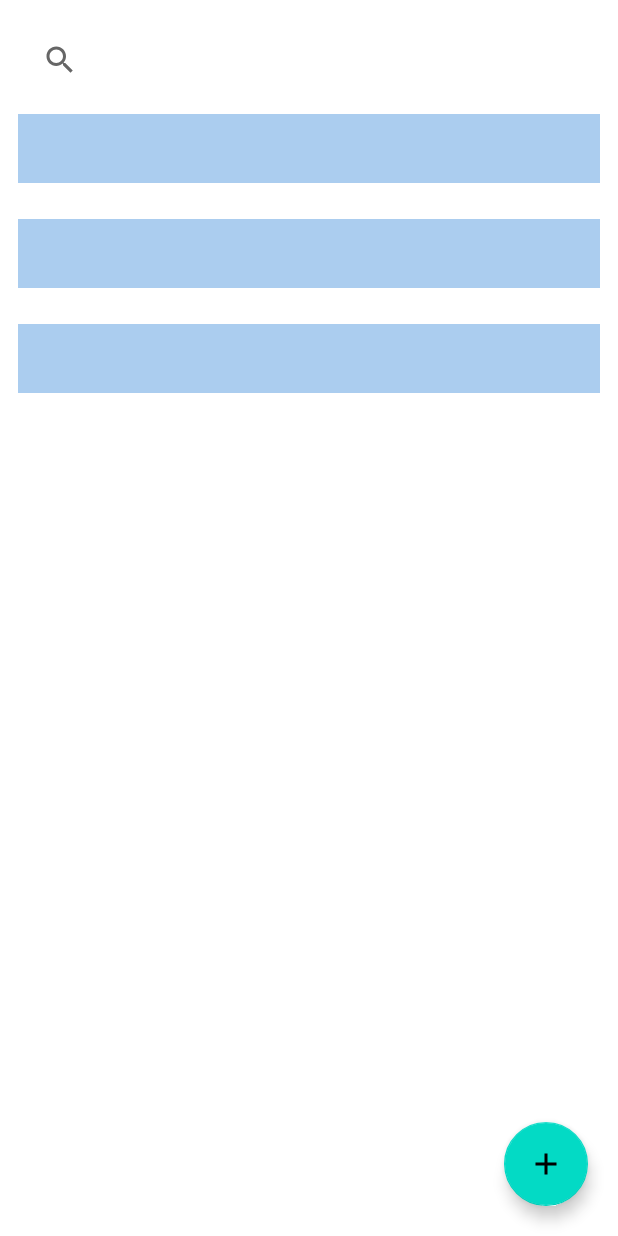
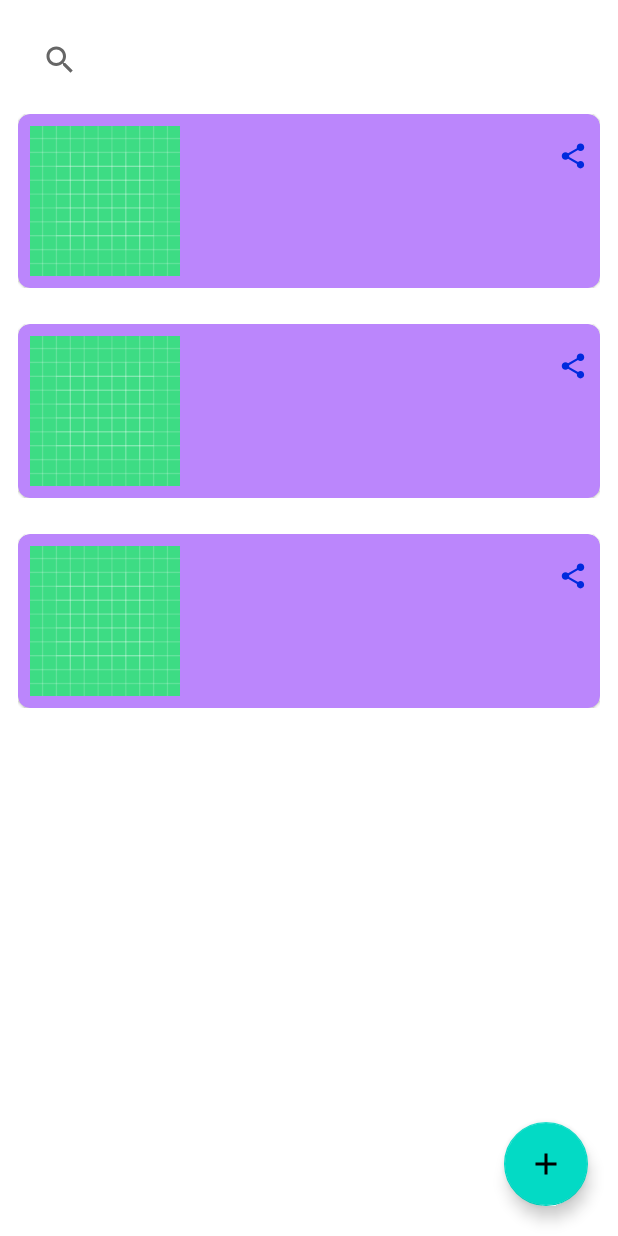
Before and after one commit to umeshtaneja/Notes_MVVM, an Android app: the layout activity_notes_listing.xml on its own in the app's theme, with its tools: preview values and no code run, on a phone screen of 412 x 824 dp. Run offline under Robolectric (Android 15) with nearby library versions, the phone set to English and light mode, and no system bars.

Commit message:
add share functionality

```diff
--- a/app/src/main/java/com/example/notes/database/Note.kt
+++ b/app/src/main/java/com/example/notes/database/Note.kt
@@ -1,14 +1,13 @@
 package com.example.notes.database
 
-import android.net.Uri
 import androidx.room.ColumnInfo
 import androidx.room.Entity
 import androidx.room.PrimaryKey
 
 @Entity(tableName = "my_Notes_table")
-class Note4(@ColumnInfo(name = "notes_title") val title: String,
+class Note(@ColumnInfo(name = "notes_title") val title: String,
            @ColumnInfo(name = "notes_content") val content: String,
-           @ColumnInfo(name = "notes_image_uri") val img_uri: Uri?
+           @ColumnInfo(name = "notes_image_uri") val img_uri: String?
 ){
     @PrimaryKey(autoGenerate = true) var id : Int = 0
 }
--- a/app/src/main/java/com/example/notes/database/NotesDao.kt
+++ b/app/src/main/java/com/example/notes/database/NotesDao.kt
@@ -9,7 +9,10 @@ interface NotesDao {
     @Insert(onConflict = OnConflictStrategy.IGNORE)
     suspend fun insertNote(note: Note)
 
-    @Query("Select * from my_Notes_table order by id ASC")
+    @Query("Select * from my_Notes_table order by id DESC")
     fun getNotes() : LiveData<List<Note>>
 
+    @Query("SELECT * FROM my_Notes_table WHERE notes_title LIKE :searchQuery OR notes_content LIKE :searchQuery order by id DESC")
+    fun searchNotes(searchQuery: String) : LiveData<List<Note>>
+
 }
--- a/app/src/main/java/com/example/notes/database/NotesDatabase.kt
+++ b/app/src/main/java/com/example/notes/database/NotesDatabase.kt
@@ -15,11 +15,14 @@ abstract class NotesDatabase : RoomDatabase() {
         @Volatile
         private var INSTANCE : NotesDatabase? = null
 
+        /**
+         * method is used to provide single instance of Room DB.
+         */
         fun getInstance(context: Context):NotesDatabase{
             return INSTANCE ?: synchronized(this){
                 val instance = Room.databaseBuilder(context.applicationContext,
                                 NotesDatabase :: class.java,
-                                "Nntes_Database").
+                                "Notes_Database").
                                 build()
                 INSTANCE = instance
                 instance
--- a/app/src/main/java/com/example/notes/vm/NotesViewModel.kt
+++ b/app/src/main/java/com/example/notes/vm/NotesViewModel.kt
@@ -26,4 +26,8 @@ class NotesViewModel(application: Application) : AndroidViewModel(application) {
         noteRepo.insertNote(note)
     }
 
+    fun searchNotes(searchQuery: String) : LiveData<List<Note>>{
+       return noteRepo.searchNote(searchQuery)
+    }
+
 }
--- /dev/null
+++ b/app/src/main/res/drawable/iv_share.xml
@@ -0,0 +1,5 @@
+<vector android:height="24dp" android:tint="#002ADD"
+    android:viewportHeight="24" android:viewportWidth="24"
+    android:width="24dp" xmlns:android="http://schemas.android.com/apk/res/android">
+    <path android:fillColor="@android:color/white" android:pathData="M18,16.08c-0.76,0 -1.44,0.3 -1.96,0.77L8.91,12.7c0.05,-0.23 0.09,-0.46 0.09,-0.7s-0.04,-0.47 -0.09,-0.7l7.05,-4.11c0.54,0.5 1.25,0.81 2.04,0.81 1.66,0 3,-1.34 3,-3s-1.34,-3 -3,-3 -3,1.34 -3,3c0,0.24 0.04,0.47 0.09,0.7L8.04,9.81C7.5,9.31 6.79,9 6,9c-1.66,0 -3,1.34 -3,3s1.34,3 3,3c0.79,0 1.5,-0.31 2.04,-0.81l7.12,4.16c-0.05,0.21 -0.08,0.43 -0.08,0.65 0,1.61 1.31,2.92 2.92,2.92 1.61,0 2.92,-1.31 2.92,-2.92s-1.31,-2.92 -2.92,-2.92z"/>
+</vector>
--- a/app/src/main/res/layout/activity_add_note.xml
+++ b/app/src/main/res/layout/activity_add_note.xml
@@ -64,7 +64,7 @@
         android:layout_height="wrap_content"
         app:layout_constraintBottom_toBottomOf="parent"
         android:layout_margin="16dp"
-        android:onClick="addNote"
+        android:onClick="addNoteToDB"
         android:text="Add Note" />
 
 
--- a/app/src/main/res/layout/activity_notes_listing.xml
+++ b/app/src/main/res/layout/activity_notes_listing.xml
@@ -6,9 +6,8 @@
     android:layout_height="match_parent"
     tools:context=".NotesListingActivity">
 
-
     <androidx.appcompat.widget.SearchView
-        android:id="@+id/et_notes"
+        android:id="@+id/et_search_notes"
         android:layout_width="match_parent"
         android:layout_height="wrap_content"
         app:layout_constraintTop_toTopOf="parent"
@@ -21,7 +20,7 @@
         android:id="@+id/recyclerView"
         android:layout_width="match_parent"
         android:layout_height="0dp"
-        app:layout_constraintTop_toBottomOf="@+id/et_notes"
+        app:layout_constraintTop_toBottomOf="@+id/et_search_notes"
         app:layout_constraintBottom_toBottomOf="parent"
         tools:listitem="@layout/item_note">
 
--- a/app/src/main/res/layout/item_note.xml
+++ b/app/src/main/res/layout/item_note.xml
@@ -1,23 +1,77 @@
 <?xml version="1.0" encoding="utf-8"?>
-<androidx.constraintlayout.widget.ConstraintLayout xmlns:android="http://schemas.android.com/apk/res/android"
+<androidx.constraintlayout.widget.ConstraintLayout
+    xmlns:android="http://schemas.android.com/apk/res/android"
     android:layout_width="match_parent"
     android:layout_height="wrap_content"
     xmlns:app="http://schemas.android.com/apk/res-auto"
     xmlns:tool="http://schemas.android.com/tools"
-    android:layout_margin="12dp"
-    android:background="#abcdef">
+    android:layout_margin="12dp">
 
-    <TextView
-        android:id="@+id/tv_notes"
-        android:layout_width="0dp"
+    <com.google.android.material.card.MaterialCardView
+        android:id="@+id/cv_note"
+        android:layout_width="match_parent"
         android:layout_height="wrap_content"
         app:layout_constraintLeft_toLeftOf="parent"
         app:layout_constraintTop_toTopOf="parent"
-        android:padding="12dp"
-        android:textSize="16sp"
-        tool:text="umesh"
-        android:textColor="#212121"
-        />
+        android:elevation="8dp"
+        app:cardCornerRadius="8dp"
+        app:cardBackgroundColor="@color/purple_200">
+
+        <androidx.constraintlayout.widget.ConstraintLayout
+            android:layout_width="match_parent"
+            android:layout_height="wrap_content"
+            android:padding="8dp">
+
+            <ImageView
+                android:id="@+id/iv_note"
+                android:layout_width="100dp"
+                android:layout_height="100dp"
+                app:layout_constraintLeft_toLeftOf="parent"
+                app:layout_constraintTop_toTopOf="parent"
+                android:src="@drawable/ic_launcher_background">
+
+            </ImageView>
+
+            <TextView
+                android:id="@+id/tv_notes_title"
+                android:layout_width="0dp"
+                android:layout_height="wrap_content"
+                app:layout_constraintLeft_toRightOf="@+id/iv_note"
+                app:layout_constraintTop_toTopOf="@+id/iv_note"
+                app:layout_constraintRight_toRightOf="parent"
+                android:padding="12dp"
+                android:maxLines="1"
+                android:textColor="#212121"
+                android:textSize="16sp"
+                tool:text="umesh" />
+
+            <ImageView
+                android:id="@+id/iv_share"
+                android:layout_width="20dp"
+                android:layout_height="40dp"
+                app:layout_constraintRight_toRightOf="parent"
+                app:layout_constraintTop_toTopOf="parent"
+                android:src="@drawable/iv_share">
+
+            </ImageView>
+
+            <TextView
+                android:id="@+id/tv_note_content"
+                android:layout_width="0dp"
+                android:layout_height="wrap_content"
+                app:layout_constraintLeft_toRightOf="@+id/iv_note"
+                app:layout_constraintTop_toBottomOf="@+id/tv_notes_title"
+                app:layout_constraintBottom_toBottomOf="@id/iv_note"
+                app:layout_constraintRight_toRightOf="parent"
+                android:padding="12dp"
+                android:maxLines="2"
+                android:textColor="@color/purple_700"
+                android:textSize="16sp"
+                tool:text="umesh" />
+
+        </androidx.constraintlayout.widget.ConstraintLayout>
+
+    </com.google.android.material.card.MaterialCardView>
 
 
 </androidx.constraintlayout.widget.ConstraintLayout>
```
Also changed, not shown: app/src/main/java/com/example/notes/AddNoteActivity.kt (+15 -9 lines), app/src/main/java/com/example/notes/NotesListingActivity.kt (+34 -3 lines), app/src/main/java/com/example/notes/Utils.kt (+31 -17 lines), app/src/main/java/com/example/notes/adapters/NotesAdapter.kt (+16 -12 lines), app/src/main/java/com/example/notes/repo/NotesRepo.kt (+12 -1 lines).
